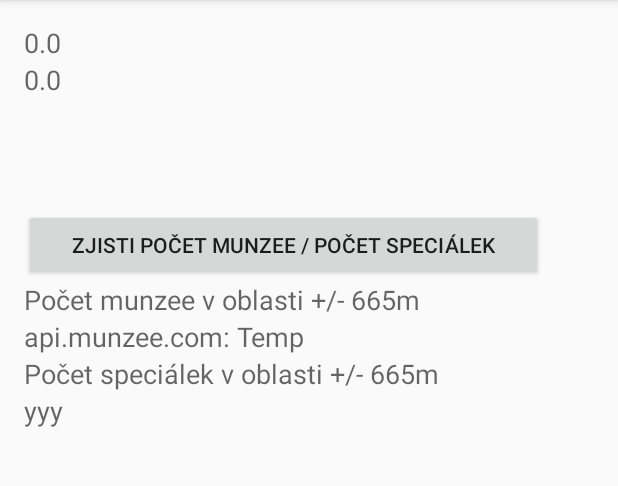
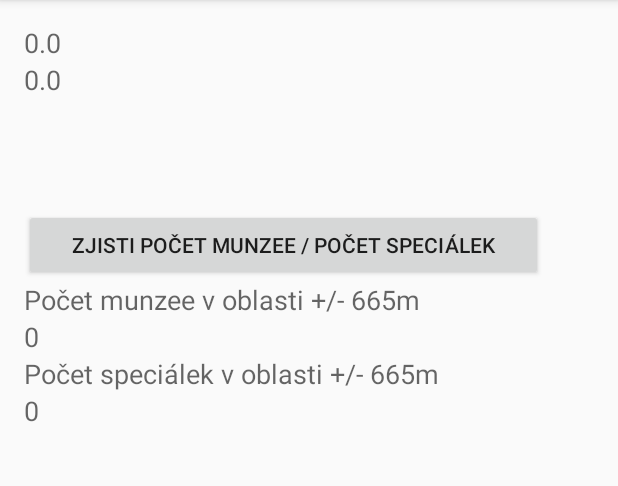
Before and after one commit to bassnick/BaNT, an Android app: the screen it shows after launch (MainActivity), after a tap on "ZJISTI POČET MUNZEE / POČET SPECIÁLEK", on a phone screen of 412 x 824 dp, the part 84-570 px from its top. Run offline under Robolectric (Android 15) with nearby library versions, the phone set to English and light mode, and no system bars; 3 statements that could not run were skipped.

Commit message:
Stazeni a spocteni vsech munzee v oblasti

```diff
--- a/BaNT/app/src/main/java/cz/bassnick/testa/MainActivity.java
+++ b/BaNT/app/src/main/java/cz/bassnick/testa/MainActivity.java
@@ -3,6 +3,7 @@ package cz.bassnick.testa;
 import android.location.Address;
 import android.net.http.HttpResponseCache;
 import android.os.AsyncTask;
+import android.support.annotation.IntegerRes;
 import android.support.v7.app.AppCompatActivity;
 import android.os.Bundle;
 import android.view.View;
@@ -112,24 +113,44 @@ public class MainActivity extends AppCompatActivity {
 
     //z9UpxHtDErFMCiPGZCDFRE0qBc3f9jD9ZApWn53w
     public void GetCount(View view) {
+        MakeGPSView();
         // example BoundingBox
         // POST https://api.munzee.com/map/boundingbox/
         // 'data={"exclude":"own","limit":3,"fields":"munzee_id,friendly_name,latitude,longitude,original_pin_image,proximity_radius_ft,creator_username", "points":{"box1":{"timestamp": 1304554511,"lat2":50.85229979649992,"lng1":12.919996137208939,"lng2":12.92009802365303,"lat1":50.84729979649992}}}'
+        TextView tvLat = (TextView) findViewById(R.id.tvLat);
+        TextView tvLong = (TextView) findViewById(R.id.tvLong);
+        double ilat = Double.parseDouble(tvLat.getText().toString());
+        double iLong = Double.parseDouble(tvLong.getText().toString());
 
-        // example GetMunzeeById
+        double lat1 = ilat - 0.0058578;
+        double lat2 = ilat + 0.0058578;
+        double lng1 = iLong - 0.0096317;
+        double lng2 = iLong + 0.0096317;
+
+        String requestData1 = "data";
+        String requestData2 = "{\"limit\":999,\"fields\":\"munzee_id,friendly_name,latitude,longitude,original_pin_image,creator_username\",\"points\":{\"box1\":{\"timestamp\": 0,\"lat2\":" + String.valueOf(lat2).replace(',', '.') + ",\"lng1\":" + String.valueOf(lng1).replace(',', '.') + ",\"lng2\":" +String.valueOf(lng2).replace(',', '.') + ",\"lat1\":" + String.valueOf(lat1).replace(',', '.') + "}}}";
+
+        //0.0058578NS
+        //0,0096317WE
+
+        // / example GetMunzeeById
         // POST https://api.munzee.com/munzee/
         //'data={"munzee_id":100, "closest":1}'
 
 
         ((TextView) (findViewById(R.id.tvCountMunzee))).setText("xxx");
         ((TextView) (findViewById(R.id.tvCountSpecial))).setText("yyy");
-        MakeGPSView();
         PostTask p = new PostTask();
+        p.parametr = requestData2;
         AsyncTask<String, String, String> result = p.execute(null,null,null);
 
 
     }
     private class PostTask extends AsyncTask<String, String, String> {
+        public String parametr;
+        private int numberOfMunzees;
+        private int numberOfSpecials;
+
         @Override
         protected String doInBackground(String... data) {
             try {
@@ -137,9 +158,10 @@ public class MainActivity extends AppCompatActivity {
                 List<NameValuePair> nameValuePairs = new ArrayList<NameValuePair>(1);
                 String token = "KiJvZ85biNSZ7R8bR6BkbSdyvtiWfYv8pHL2HX3g";
                 HttpClient httpclient = new DefaultHttpClient();
-                HttpPost httppost = new HttpPost("https://api.munzee.com/user/");
+                HttpPost httppost = new HttpPost("https://api.munzee.com/map/boundingbox/");
                 httppost.setHeader("Authorization", "Bearer " + token);
-                nameValuePairs.add(new BasicNameValuePair("data", "{\"username\":\"coolant\"}"));
+                //nameValuePairs.add(new BasicNameValuePair("data", "{\"username\":\"coolant\"}"));
+                nameValuePairs.add(new BasicNameValuePair("data", parametr));
                 httppost.setEntity(new UrlEncodedFormEntity(nameValuePairs));
                 //execute http post
                 HttpResponse response = httpclient.execute(httppost);
@@ -159,7 +181,44 @@ public class MainActivity extends AppCompatActivity {
         protected void onPostExecute(String result)
         {
             // todo
-            ((TextView) (findViewById(R.id.tvCountMunzee))).setText(result.substring(0,20));
+            analyzeResult(result);
+
+            ((TextView) (findViewById(R.id.tvCountMunzee))).setText(String.valueOf(numberOfMunzees));
+            ((TextView) (findViewById(R.id.tvCountSpecial))).setText(String.valueOf(numberOfSpecials));
+
+        }
+        private void analyzeResult(String result)
+        {
+            numberOfMunzees = 0;
+            numberOfSpecials = 0;
+            int start = result.indexOf('[',0);
+            int startPoleMunzee =result.indexOf('[',start + 1);
+            int endPoleMunzee = result.indexOf(']', startPoleMunzee + 1);
+            String poleMunzee = result.substring(startPoleMunzee, endPoleMunzee);
+            String[] jednotliveMunzee = poleMunzee.split("\\}");
+            if (jednotliveMunzee == null || jednotliveMunzee.length == 0)
+            {
+                return;
+            }
+            numberOfMunzees = jednotliveMunzee.length;
+            for (int i = 0; i < jednotliveMunzee.length; i++)
+            {
+                /*
+                "munzee_id": "830366",
+                "friendly_name": "Schönherrpark #3",
+                "latitude": "50.8497691154465",
+                "longitude": "12.9200291633602",
+                "original_pin_image": "http://static.munzee.com/images/pins/munzee.png",
+                "creator_username": "BHaus"
+                */
+                int startMID = jednotliveMunzee[i].indexOf("\"munzee_id\":");
+                int endMID = jednotliveMunzee[i].indexOf(",", startMID);
+                String MID = jednotliveMunzee[i].substring(startMID, endMID);
+                String ID = MID.split("\\:")[1];
+                ID = ID.trim().replaceAll("\"", "");
+                // todo -> volani funkce na zjisteni jestli hosti specialku
+            }
+
         }
     }
 }
```
